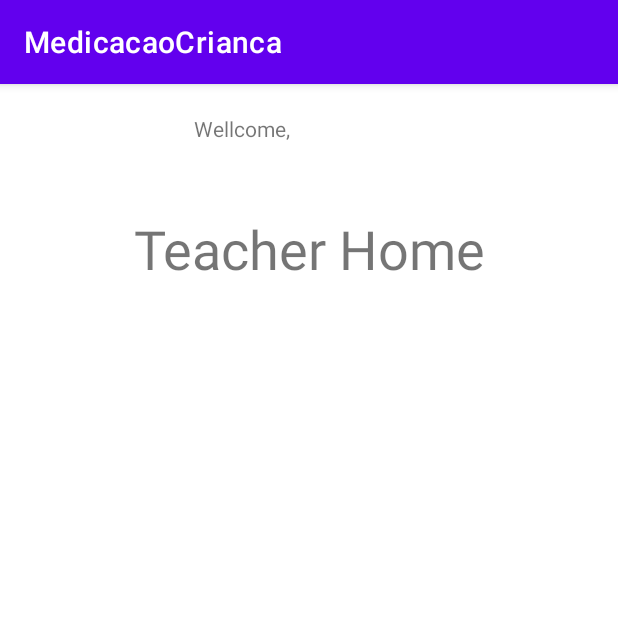
After one commit to filipegoncalves9119/ProjetoPDM, an Android app: the TeacherHomeActivity screen opened directly, with no data from a screen before it, on a phone screen of 412 x 824 dp, the top half of it. The commit adds this screen. Run offline under Robolectric (Android 15) with nearby library versions, the phone set to English and light mode, and no system bars; our stand-ins replace Firebase (no records; nobody signed in at launch, a user with empty details on screens opened directly).

Commit message:
TeacherName

```diff
--- a/MedicacaoCrianca/app/src/main/AndroidManifest.xml
+++ b/MedicacaoCrianca/app/src/main/AndroidManifest.xml
@@ -2,8 +2,8 @@
 <manifest xmlns:android="http://schemas.android.com/apk/res/android"
     package="com.example.medicacaocrianca">
 
-    <uses-permission android:name="android.permission.CAMERA"/>
-    <uses-permission android:name="android.permission.READ_EXTERNAL_STORAGE"/>
+    <uses-permission android:name="android.permission.CAMERA" />
+    <uses-permission android:name="android.permission.READ_EXTERNAL_STORAGE" />
 
     <application
         android:allowBackup="true"
@@ -12,7 +12,8 @@
         android:roundIcon="@mipmap/ic_launcher_round"
         android:supportsRtl="true"
         android:theme="@style/Theme.MedicacaoCrianca">
-        <activity android:name=".AddTeacherActivity"></activity>
+        <activity android:name=".TeacherHomeActivity"></activity>
+        <activity android:name=".AddTeacherActivity" />
         <activity android:name=".AddRoomActivity" />
         <activity android:name=".AddChildrenActivity" />
         <activity android:name=".AdminHomeActivity" />
--- a/MedicacaoCrianca/app/src/main/java/com/example/medicacaocrianca/MainActivity.java
+++ b/MedicacaoCrianca/app/src/main/java/com/example/medicacaocrianca/MainActivity.java
@@ -80,7 +80,7 @@ public class MainActivity extends AppCompatActivity {
                         startActivity(intent);
                     }else {
                         Toast.makeText(MainActivity.this,"Sucefully logged in",Toast.LENGTH_SHORT).show();
-                        Intent intent = new Intent(MainActivity.this, AddRoomActivity.class);
+                        Intent intent = new Intent(MainActivity.this, TeacherHomeActivity.class);
                         startActivity(intent);
                     }
                 }else{
--- /dev/null
+++ b/MedicacaoCrianca/app/src/main/java/com/example/medicacaocrianca/TeacherHomeActivity.java
@@ -0,0 +1,62 @@
+package com.example.medicacaocrianca;
+
+import androidx.annotation.NonNull;
+import androidx.appcompat.app.AppCompatActivity;
+
+import android.os.Bundle;
+import android.widget.TextView;
+import android.widget.Toast;
+
+import com.google.firebase.auth.FirebaseAuth;
+import com.google.firebase.auth.FirebaseUser;
+import com.google.firebase.database.DataSnapshot;
+import com.google.firebase.database.DatabaseError;
+import com.google.firebase.database.DatabaseReference;
+import com.google.firebase.database.FirebaseDatabase;
+import com.google.firebase.database.Query;
+import com.google.firebase.database.ValueEventListener;
+
+public class TeacherHomeActivity extends AppCompatActivity {
+
+    private TextView teacherName;
+    private FirebaseUser user;
+    private DatabaseReference database;
+
+
+    @Override
+    protected void onCreate(Bundle savedInstanceState) {
+        super.onCreate(savedInstanceState);
+        setContentView(R.layout.activity_teacher_home);
+
+        this.teacherName = findViewById(R.id.nome_id);
+        this.user = FirebaseAuth.getInstance().getCurrentUser();
+        this.database = FirebaseDatabase.getInstance().getReference();
+
+        setTeacherName();
+    }
+
+    private String getUserEmail(){
+        return this.user.getEmail();
+
+    }
+    private void setTeacherName(){
+        Query query = database.child("Teacher").orderByChild("email").equalTo(getUserEmail());
+        query.addListenerForSingleValueEvent(new ValueEventListener() {
+            @Override
+            public void onDataChange(@NonNull DataSnapshot snapshot) {
+                for (DataSnapshot data : snapshot.getChildren()){
+                    String name = data.child("name").getValue().toString();
+                    teacherName.setText(name);
+                }
+            }
+
+            @Override
+            public void onCancelled(@NonNull DatabaseError error) {
+
+            }
+        });
+    }
+
+
+
+}
--- /dev/null
+++ b/MedicacaoCrianca/app/src/main/res/layout/activity_teacher_home.xml
@@ -0,0 +1,55 @@
+<?xml version="1.0" encoding="utf-8"?>
+<LinearLayout xmlns:android="http://schemas.android.com/apk/res/android"
+    xmlns:app="http://schemas.android.com/apk/res-auto"
+    xmlns:tools="http://schemas.android.com/tools"
+    android:id="@+id/linear_layout"
+    android:layout_width="match_parent"
+    android:layout_height="match_parent"
+    android:orientation="vertical"
+
+    tools:context=".TeacherHomeActivity">
+
+
+
+    <RelativeLayout
+        android:layout_width="match_parent"
+        android:layout_height="60dp">
+
+
+        <TextView
+            android:id="@+id/wellcome_id"
+            android:layout_width="100dp"
+            android:layout_height="60dp"
+            android:layout_alignParentTop="true"
+            android:layout_marginTop="0dp"
+            android:layout_marginEnd="1dp"
+            android:layout_toStartOf="@+id/nome_id"
+            android:gravity="center"
+            android:text="Wellcome," />
+
+        <TextView
+            android:id="@+id/nome_id"
+            android:layout_width="200dp"
+            android:layout_height="60dp"
+            android:layout_alignParentEnd="true"
+            android:gravity="center"
+            android:text="" />
+
+    </RelativeLayout>
+    <TextView
+        android:layout_width="match_parent"
+        android:layout_height="100dp"
+        android:gravity="center"
+        android:text="Teacher Home"
+
+        android:textSize="36dp"/>
+
+    <RelativeLayout
+        android:layout_width="match_parent"
+        android:layout_height="100dp">
+
+
+    </RelativeLayout>
+
+
+</LinearLayout>
```
